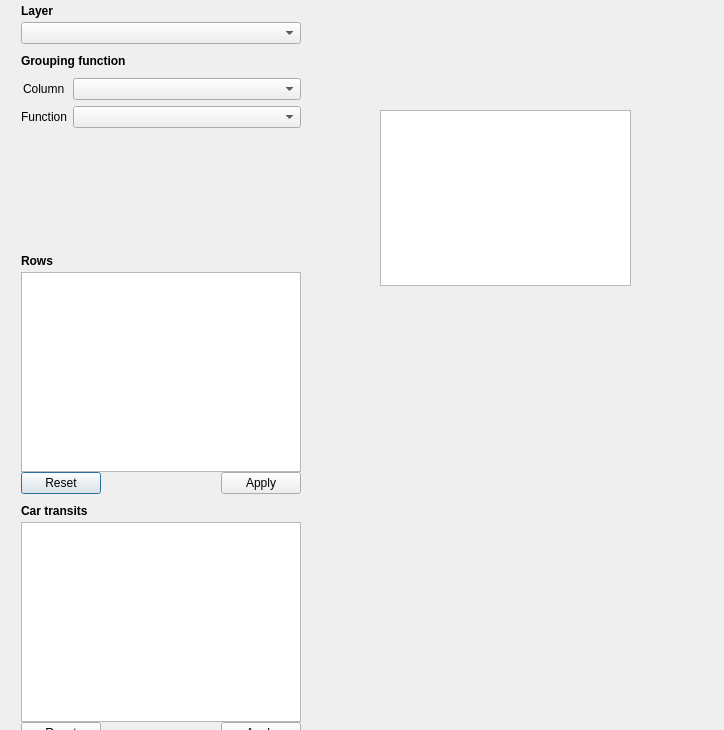
Qt form plugin/snowplow_dialog_base.ui (pixelneo/SnowPlow) before a commit.
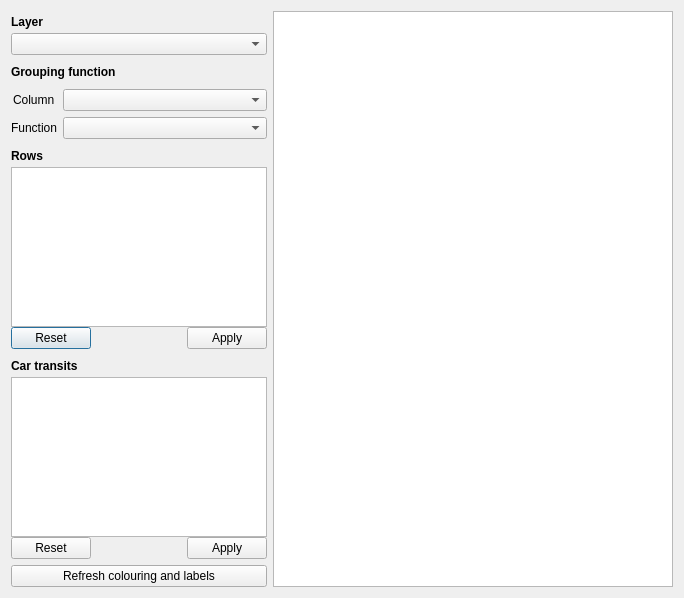
The same form after that commit.

Commit message: layour responsive

Diff of the .ui file:
```diff
--- a/plugin/snowplow_dialog_base.ui
+++ b/plugin/snowplow_dialog_base.ui
@@ -6,38 +6,17 @@
    <rect>
     <x>0</x>
     <y>0</y>
-    <width>724</width>
-    <height>730</height>
+    <width>684</width>
+    <height>598</height>
    </rect>
   </property>
   <property name="windowTitle">
    <string>SnowPlow</string>
   </property>
-  <widget class="QTableWidget" name="tableStats">
-   <property name="geometry">
-    <rect>
-     <x>380</x>
-     <y>110</y>
-     <width>251</width>
-     <height>176</height>
-    </rect>
-   </property>
-   <property name="minimumSize">
-    <size>
-     <width>0</width>
-     <height>100</height>
-    </size>
-   </property>
-  </widget>
-  <widget class="QWidget" name="">
-   <property name="geometry">
-    <rect>
-     <x>21</x>
-     <y>0</y>
-     <width>280</width>
-     <height>772</height>
-    </rect>
-   </property>
+  <layout class="QVBoxLayout" name="verticalLayout_2">
+   <item>
+    <layout class="QHBoxLayout" name="horizontalLayout" stretch="1,10">
+     <item>
    <layout class="QVBoxLayout" name="verticalLayout">
     <item>
      <layout class="QVBoxLayout" name="layer_sel_layout" stretch="0,0">
@@ -254,7 +233,20 @@
      </widget>
     </item>
    </layout>
-  </widget>
+     </item>
+     <item>
+      <widget class="QTableWidget" name="tableStats">
+       <property name="minimumSize">
+        <size>
+         <width>0</width>
+         <height>100</height>
+        </size>
+       </property>
+      </widget>
+     </item>
+    </layout>
+   </item>
+  </layout>
  </widget>
  <resources/>
  <connections/>
```
Lines whose indentation alone changed are shown as unchanged.
